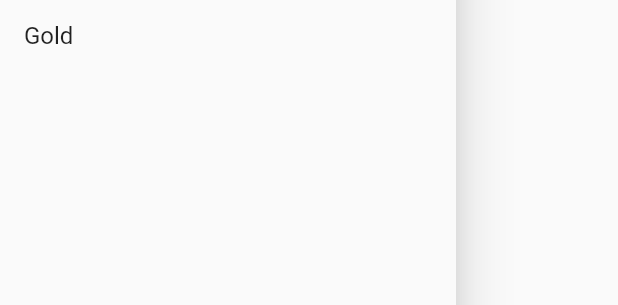
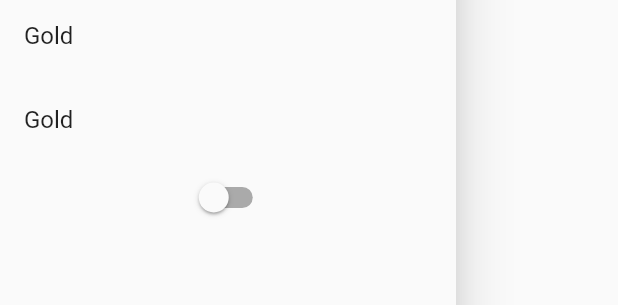
Before and after one commit to PrimeTimeTran/f-RSE, a Flutter app: the MyDrawer widget shown alone on an empty page, opened directly, on a phone screen of 412 x 824 dp. Shown: the part 596-901 px from the top of the screen. Run offline on Flutter 3.47's test engine with Material 2 defaults, Android fonts, the phone set to English and light mode, and no system bars; our stand-ins replace bloc, equatable, flutter_bloc, flutter_dotenv, shared_preferences, syncfusion_flutter_charts; accounts and stored records are empty; network calls fail.

Commit message:
Add theme toggle and remove CORS hack.

```diff
--- a/lib/presentation/navigation/drawer.dart
+++ b/lib/presentation/navigation/drawer.dart
@@ -1,4 +1,7 @@
 import 'package:flutter/material.dart';
+import 'package:provider/provider.dart';
+
+import 'package:rse/presentation/all.dart';
 
 class MyDrawer extends StatefulWidget {
   const MyDrawer({super.key});
@@ -9,12 +12,17 @@ class MyDrawer extends StatefulWidget {
 
 class DrawerState extends State<MyDrawer> {
   int _idx = 0;
+  late bool isDark = isDarkMode(context);
   @override
   Widget build(BuildContext context) {
     Color primarySwatch = Theme.of(context).primaryColor;
 
+    var dark = isDarkMode(context);
+
     return Drawer(
-      child: ListView(
+      child: Consumer<ThemeModel> (
+        builder: (context, themeModel, _) {
+          return ListView(
             children: [
               DrawerHeader(
                 decoration: BoxDecoration(
@@ -67,7 +75,26 @@ class DrawerState extends State<MyDrawer> {
                   Navigator.pop(context);
                 },
               ),
+              ListTile(
+                title: const Text('Gold'),
+                onTap: () {
+                  setState(() {
+                    _idx = 2;
+                  });
+                  Navigator.pop(context);
+                },
+              ),
+              Toggler(
+                initialValue: dark,
+                onChanged: (value) {
+                setState(() {
+                  isDark = value;
+                  themeModel.toggleTheme();
+                });
+              }),
             ],
+          );
+        }
       ),
     );
   }
--- a/lib/presentation/utils/theme.dart
+++ b/lib/presentation/utils/theme.dart
@@ -29,3 +29,19 @@ final darkTheme = ThemeData(
     indicatorColor: Colors.white,
   ),
 );
+
+class ThemeModel with ChangeNotifier {
+  bool _isDarkMode = false;
+
+  bool get isDarkMode => _isDarkMode;
+
+  void toggleTheme() {
+    _isDarkMode = !_isDarkMode;
+    notifyListeners();
+  }
+}
+
+bool isDarkMode(BuildContext context) {
+  final theme = Theme.of(context).brightness;
+  return theme == Brightness.dark;
+}
--- a/lib/presentation/widgets/all.dart
+++ b/lib/presentation/widgets/all.dart
@@ -1,4 +1,5 @@
 export 'article.dart';
+export 'toggler.dart';
 export 'doughnut.dart';
 export 'articles.dart';
 export 'watchlist.dart';
--- a/lib/presentation/widgets/article.dart
+++ b/lib/presentation/widgets/article.dart
@@ -1,7 +1,7 @@
 import 'package:flutter/material.dart';
 
+import 'package:rse/presentation/utils/all.dart';
 import 'package:rse/data/models/all.dart' as models;
-import 'package:rse/presentation/utils/all.dart';
 
 const placeholder = "https://awlights.com/wp-content/uploads/sites/31/2017/05/placeholder-news.jpg";
 
@@ -122,7 +122,7 @@ class ArticleState extends State<Article> {
                 imageUrl = placeholder;
               });
             },
-            image: NetworkImage("https://cros-anywhere.herokuapp.com/$imageUrl"),
+            image: NetworkImage(imageUrl),
             fit: BoxFit.cover,
             alignment: Alignment.center,
           ),
--- /dev/null
+++ b/lib/presentation/widgets/toggler.dart
@@ -0,0 +1,37 @@
+import 'package:flutter/material.dart';
+
+class Toggler extends StatefulWidget {
+  final bool initialValue;
+  final ValueChanged<bool> onChanged;
+
+  const Toggler({super.key,
+    required this.initialValue,
+    required this.onChanged,
+  });
+
+  @override
+  TogglerState createState() => TogglerState();
+}
+
+class TogglerState extends State<Toggler> {
+  late bool _isToggled;
+
+  @override
+  void initState() {
+    super.initState();
+    _isToggled = widget.initialValue;
+  }
+
+  @override
+  Widget build(BuildContext context) {
+    return Switch(
+      value: _isToggled,
+      onChanged: (newValue) {
+        setState(() {
+          _isToggled = newValue;
+        });
+        widget.onChanged(newValue);
+      },
+    );
+  }
+}
```
Also changed, not shown: lib/main.dart (+10 -6 lines), lib/presentation/screens/home_screen.dart (+4 -13 lines). Lines whose indentation alone changed are shown as unchanged.
